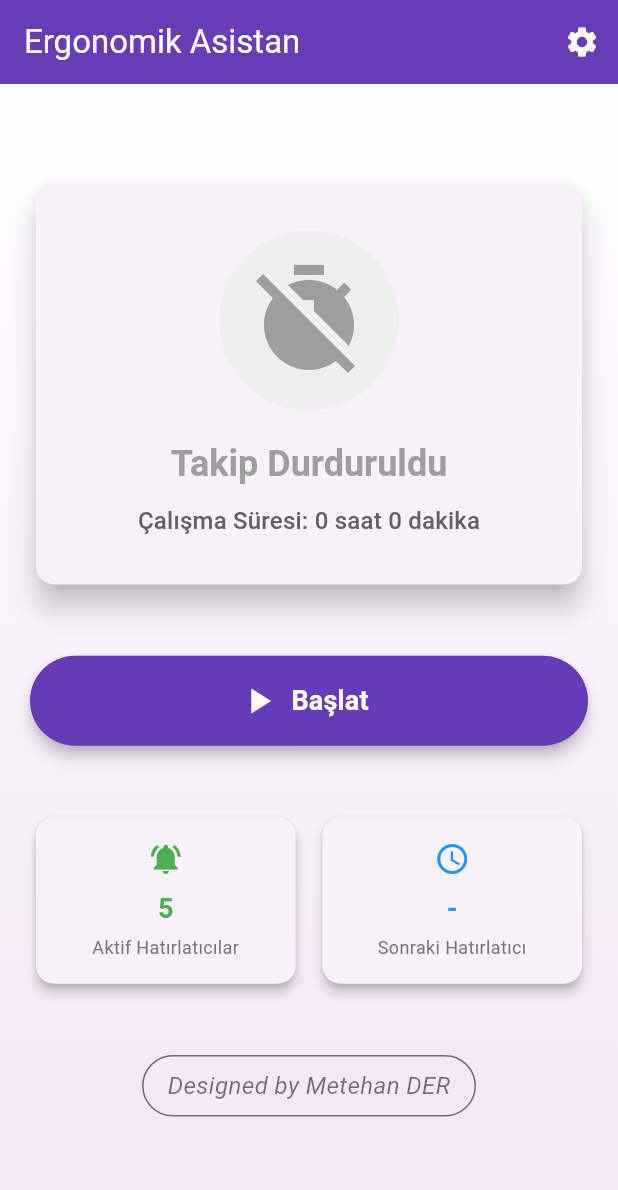
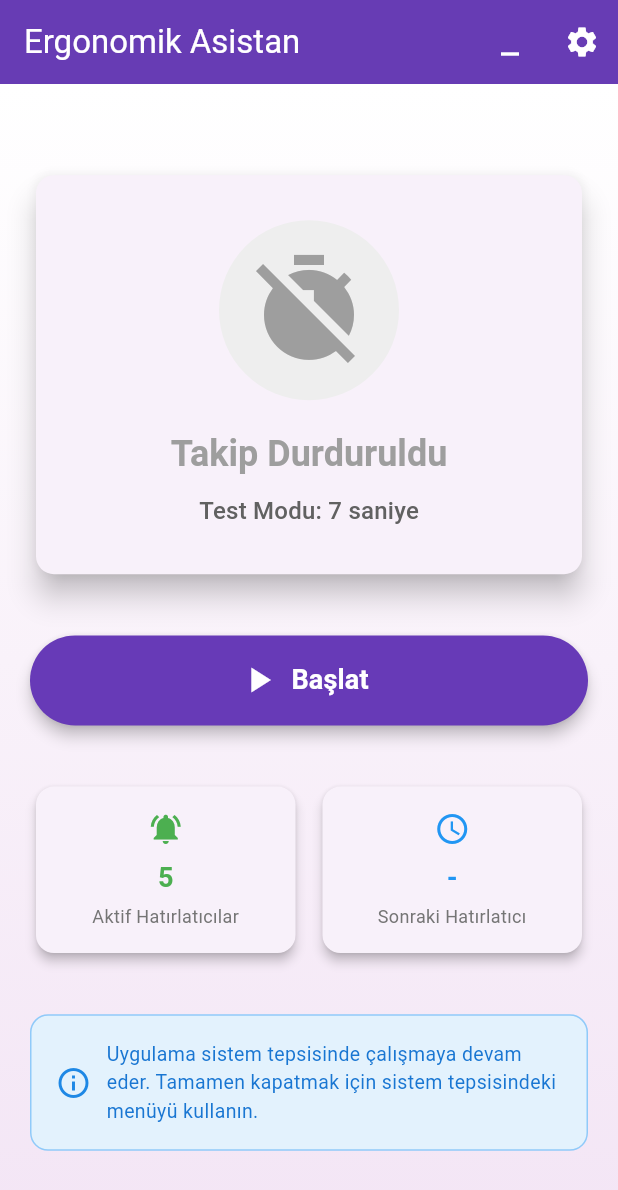
Before and after one commit to Metehan-DER/ergo_reminder_v2, a Flutter app: the screen it shows after launch, after a tap on "Durdur", on a phone screen of 412 x 824 dp. Shown: the top 1190 px of the screen. Run offline on Flutter 3.47's test engine with Material 3 defaults, Android fonts, the phone set to English and light mode, and no system bars; our stand-ins replace flutter_local_notifications, lottie, shared_preferences; missing offline and left inert: launch_at_startup, system_tray, window_manager; statements that could not run were skipped.

Commit message:
Enable test mode and enhance system tray functionality with improved window management and error handling

```diff
--- a/lib/HomePage.dart
+++ b/lib/HomePage.dart
@@ -51,10 +51,23 @@ class _HomePageState extends State<HomePage> with WindowListener {
   }
 
   Future<void> _initApp() async {
+    await _initWindow();
     await _initSystemTray();
     await _initNotifications();
     await _loadSettings();
     _startTracking();
+  }
+
+  Future<void> _initWindow() async {
+    // Pencere ayarları
+    await windowManager.setPreventClose(true);
+    await windowManager.setSkipTaskbar(false);
+    await windowManager.setTitle('Ergonomik Asistan');
+
+    // macOS için ek ayar
+    if (Platform.isMacOS) {
+      await windowManager.setClosable(false);
+    }
   }
 
   Future<void> _initSystemTray() async {
@@ -63,25 +76,48 @@ class _HomePageState extends State<HomePage> with WindowListener {
     await _systemTray.initSystemTray(
       title: "Ergonomik Asistan",
       iconPath: path,
-      toolTip: "Ergonomik Asistan",
+      toolTip: "Ergonomik Asistan - ${_isRunning ? 'Çalışıyor' : 'Durduruldu'}",
     );
 
     final Menu menu = Menu();
     await menu.buildFrom([
       MenuItemLabel(
-        label: 'Göster',
-        onClicked: (menuItem) => windowManager.show(),
-      ),
-      MenuItemLabel(
-        label: 'Gizle',
-        onClicked: (menuItem) => windowManager.hide(),
+        label: _isRunning ? 'Durdur' : 'Başlat',
+        onClicked: (menuItem) {
+          setState(() {
+            _isRunning = !_isRunning;
+          });
+          _updateSystemTrayTooltip();
+        },
       ),
       MenuSeparator(),
       MenuItemLabel(
-        label: 'Çıkış',
+        label: 'Pencereyi Göster',
+        onClicked: (menuItem) async {
+          await windowManager.show();
+          await windowManager.focus();
+        },
+      ),
+      MenuItemLabel(
+        label: 'Pencereyi Gizle',
+        onClicked: (menuItem) async {
+          await windowManager.hide();
+        },
+      ),
+      MenuSeparator(),
+      MenuItemLabel(
+        label: 'Ayarlar',
+        onClicked: (menuItem) async {
+          await windowManager.show();
+          await windowManager.focus();
+          _openSettings();
+        },
+      ),
+      MenuSeparator(),
+      MenuItemLabel(
+        label: 'Uygulamayı Kapat',
         onClicked: (menuItem) {
-          windowManager.destroy();
-          exit(0);
+          _confirmExit();
         },
       ),
     ]);
@@ -91,14 +127,59 @@ class _HomePageState extends State<HomePage> with WindowListener {
     _systemTray.registerSystemTrayEventHandler((eventName) {
       if (eventName == kSystemTrayEventClick) {
         Platform.isWindows
-            ? windowManager.show()
+            ? _toggleWindow()
             : _systemTray.popUpContextMenu();
       } else if (eventName == kSystemTrayEventRightClick) {
         Platform.isWindows
             ? _systemTray.popUpContextMenu()
-            : windowManager.show();
+            : _toggleWindow();
       }
     });
+  }
+
+  Future<void> _toggleWindow() async {
+    bool isVisible = await windowManager.isVisible();
+    if (isVisible) {
+      await windowManager.hide();
+    } else {
+      await windowManager.show();
+      await windowManager.focus();
+    }
+  }
+
+  Future<void> _updateSystemTrayTooltip() async {
+    await _systemTray.setToolTip(
+        "Ergonomik Asistan - ${_isRunning ? 'Çalışıyor' : 'Durduruldu'}"
+    );
+  }
+
+  Future<void> _confirmExit() async {
+    await windowManager.show();
+    await windowManager.focus();
+
+    bool? shouldExit = await showDialog<bool>(
+      context: context,
+      builder: (context) => AlertDialog(
+        title: const Text('Uygulamayı Kapat'),
+        content: const Text('Ergonomik Asistan\'ı tamamen kapatmak istiyor musunuz?'),
+        actions: [
+          TextButton(
+            onPressed: () => Navigator.of(context).pop(false),
+            child: const Text('İptal'),
+          ),
+          TextButton(
+            onPressed: () => Navigator.of(context).pop(true),
+            child: const Text('Kapat'),
+          ),
+        ],
+      ),
+    );
+
+    if (shouldExit == true) {
+      await _systemTray.destroy();
+      await windowManager.destroy();
+      exit(0);
+    }
   }
 
   Future<void> _initNotifications() async {
@@ -149,12 +230,20 @@ class _HomePageState extends State<HomePage> with WindowListener {
       _silentStart = TimeOfDay(hour: startHour, minute: startMinute);
       _silentEnd = TimeOfDay(hour: endHour, minute: endMinute);
 
-      // Otomatik başlatma
+      // Otomatik başlatma - Hata kontrolü ile
       _autoStart = _prefs.getBool('auto_start') ?? false;
       if (_autoStart) {
+        try {
           launchAtStartup.enable();
+        } catch (e) {
+          print('Launch at startup enable failed: $e');
+        }
       } else {
+        try {
           launchAtStartup.disable();
+        } catch (e) {
+          print('Launch at startup disable failed: $e');
+        }
       }
     });
   }
@@ -272,36 +361,24 @@ class _HomePageState extends State<HomePage> with WindowListener {
     await _prefs.setInt('silent_end_hour', _silentEnd.hour);
     await _prefs.setInt('silent_end_minute', _silentEnd.minute);
 
-    // Otomatik başlatma
+    // Otomatik başlatma - Hata kontrolü ile
     await _prefs.setBool('auto_start', _autoStart);
     if (_autoStart) {
+      try {
         await launchAtStartup.enable();
+      } catch (e) {
+        print('Launch at startup enable failed: $e');
+      }
     } else {
+      try {
         await launchAtStartup.disable();
+      } catch (e) {
+        print('Launch at startup disable failed: $e');
+      }
     }
   }
 
-  @override
-  void onWindowClose() {
-    windowManager.hide();
-  }
-
-  @override
-  void dispose() {
-    _mainTimer?.cancel();
-    windowManager.removeListener(this);
-    super.dispose();
-  }
-
-  @override
-  Widget build(BuildContext context) {
-    return Scaffold(
-      appBar: AppBar(
-        title: const Text('Ergonomik Asistan'),
-        actions: [
-          IconButton(
-            icon: const Icon(Icons.settings),
-            onPressed: () {
+  void _openSettings() {
     Navigator.push(
       context,
       MaterialPageRoute(
@@ -311,8 +388,7 @@ class _HomePageState extends State<HomePage> with WindowListener {
           silentStart: _silentStart,
           silentEnd: _silentEnd,
           autoStart: _autoStart,
-                    onSettingsChanged:
-                        (enabled, intervals, start, end, autoStart) {
+          onSettingsChanged: (enabled, intervals, start, end, autoStart) {
             setState(() {
               _enabledReminders = enabled;
               _reminderIntervals = intervals;
@@ -325,7 +401,55 @@ class _HomePageState extends State<HomePage> with WindowListener {
         ),
       ),
     );
+  }
+
+  // Pencere kapatma olayını yönetir
+  @override
+  Future<void> onWindowClose() async {
+    // Pencereyi kapatma yerine gizle
+    await windowManager.hide();
+
+    // Sadece debug modunda bilgi ver
+    if (mounted) {
+      ScaffoldMessenger.of(context).showSnackBar(
+        const SnackBar(
+          content: Text('Uygulama sistem tepsisinde çalışmaya devam ediyor'),
+          duration: Duration(seconds: 2),
+        ),
+      );
+    }
+  }
+
+  @override
+  Future<void> onWindowCloseRequested() async {
+    // macOS için ek güvenlik
+    await windowManager.hide();
+  }
+
+  @override
+  void dispose() {
+    _mainTimer?.cancel();
+    windowManager.removeListener(this);
+    _systemTray.destroy();
+    super.dispose();
+  }
+
+  @override
+  Widget build(BuildContext context) {
+    return Scaffold(
+      appBar: AppBar(
+        title: const Text('Ergonomik Asistan'),
+        actions: [
+          IconButton(
+            icon: const Icon(Icons.minimize),
+            onPressed: () async {
+              await windowManager.hide();
             },
+            tooltip: 'Sistem tepsisine gizle',
+          ),
+          IconButton(
+            icon: const Icon(Icons.settings),
+            onPressed: _openSettings,
           ),
         ],
       ),
@@ -342,7 +466,6 @@ class _HomePageState extends State<HomePage> with WindowListener {
             padding: const EdgeInsets.all(20.0),
             child: Column(
               mainAxisAlignment: MainAxisAlignment.spaceEvenly,
-
               children: [
                 // Ana durum kartı
                 Card(
@@ -399,6 +522,7 @@ class _HomePageState extends State<HomePage> with WindowListener {
                       setState(() {
                         _isRunning = !_isRunning;
                       });
+                      _updateSystemTrayTooltip();
                     },
                     icon: Icon(
                       _isRunning ? Icons.pause : Icons.play_arrow,
@@ -450,6 +574,32 @@ class _HomePageState extends State<HomePage> with WindowListener {
                   ],
                 ),
 
+                // Sistem tepsisi bilgi kartı
+                Container(
+                  width: double.infinity,
+                  padding: const EdgeInsets.all(16),
+                  decoration: BoxDecoration(
+                    color: Colors.blue.shade50,
+                    borderRadius: BorderRadius.circular(12),
+                    border: Border.all(color: Colors.blue.shade200),
+                  ),
+                  child: Row(
+                    children: [
+                      Icon(Icons.info_outline, color: Colors.blue.shade600),
+                      const SizedBox(width: 10),
+                      Expanded(
+                        child: Text(
+                          'Uygulama sistem tepsisinde çalışmaya devam eder. Tamamen kapatmak için sistem tepsisindeki menüyü kullanın.',
+                          style: TextStyle(
+                            color: Colors.blue.shade700,
+                            fontSize: 13,
+                          ),
+                        ),
+                      ),
+                    ],
+                  ),
+                ),
+
                 // Sessiz saatler uyarısı
                 if (_isInSilentHours())
                   Container(
@@ -477,13 +627,7 @@ class _HomePageState extends State<HomePage> with WindowListener {
                     ),
                   ),
 
-                DesignerCredits(
-                  designerName: "Metehan DER",
-                  // İsteğe bağlı parametreler
-                  animationPath: 'assets/animations/fire.json',
-                  // showDuration: Duration(seconds: 5),
-                  // animationDuration: Duration(milliseconds: 500),
-                ),
+
               ],
             ),
           ),
--- a/lib/config.dart
+++ b/lib/config.dart
@@ -2,7 +2,7 @@
 
 class AppConfig {
   // Test mode'u kapatmak için false yapın
-  static const bool isTestMode = false;
+  static const bool isTestMode = true;
 
   // Timer aralığı
   static Duration get timerInterval =>
--- a/lib/main.dart
+++ b/lib/main.dart
@@ -11,8 +11,8 @@ void main() async {
   // Window Manager initialization
   await windowManager.ensureInitialized();
 
-  const initialSize = Size(500, 750);
-  const minimumSize = Size(500, 750); // Minimum window size
+  const initialSize = Size(500, 850); // Initial window size
+  const minimumSize = Size(500, 850); // Minimum window size
 
   WindowOptions windowOptions = const WindowOptions(
     size: initialSize,
@@ -28,6 +28,14 @@ void main() async {
     await windowManager.setMinimumSize(
       minimumSize,
     ); // Ensure minimum size is enforced
+
+    // Sistem tepsisi için gerekli ayarlar
+    await windowManager.setPreventClose(
+      true,
+    ); // X butonuna basınca kapatmasını engeller
+    await windowManager.setSkipTaskbar(false); // Taskbar'da görünür olsun
+    await windowManager.setResizable(true); // Yeniden boyutlandırma izni
+
     await windowManager.show();
     await windowManager.focus();
   });
```
Also changed, not shown: lib/SettingsPage.dart (+10 -0 lines). Lines whose indentation alone changed are shown as unchanged.
